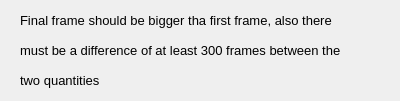
First picture: the form in GUI5_SecondDialog.ui, repository AnaAquiles/Calcium-waves-in-endocrine-cells-analysis, before the edit.
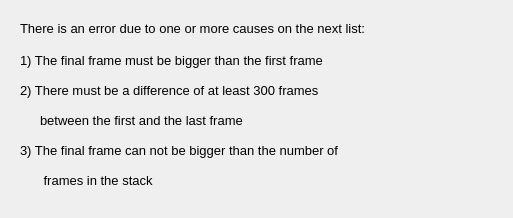
Second picture: the form after the edit.

Commit message: Lista la comunicación entre ventanas

Patch:
```diff
--- a/GUI5_SecondDialog.ui
+++ b/GUI5_SecondDialog.ui
@@ -6,8 +6,8 @@
    <rect>
     <x>0</x>
     <y>0</y>
-    <width>400</width>
-    <height>101</height>
+    <width>513</width>
+    <height>218</height>
    </rect>
   </property>
   <property name="windowTitle">
@@ -17,8 +17,8 @@
    <property name="geometry">
     <rect>
      <x>20</x>
-     <y>0</y>
-     <width>351</width>
+     <y>40</y>
+     <width>421</width>
      <height>41</height>
     </rect>
    </property>
@@ -28,15 +28,15 @@
     </font>
    </property>
    <property name="text">
-    <string>Final frame should be bigger tha first frame, also there</string>
+    <string>1) The final frame must be bigger than the first frame</string>
    </property>
   </widget>
   <widget class="QLabel" name="label_2">
    <property name="geometry">
     <rect>
      <x>20</x>
-     <y>40</y>
-     <width>351</width>
+     <y>80</y>
+     <width>451</width>
      <height>20</height>
     </rect>
    </property>
@@ -46,15 +46,69 @@
     </font>
    </property>
    <property name="text">
-    <string>must be a difference of at least 300 frames between the </string>
+    <string>2) There must be a difference of at least 300 frames</string>
    </property>
   </widget>
   <widget class="QLabel" name="label_3">
    <property name="geometry">
     <rect>
+     <x>40</x>
+     <y>110</y>
+     <width>281</width>
+     <height>21</height>
+    </rect>
+   </property>
+   <property name="font">
+    <font>
+     <pointsize>10</pointsize>
+    </font>
+   </property>
+   <property name="text">
+    <string>between the first and the last frame</string>
+   </property>
+  </widget>
+  <widget class="QLabel" name="label_4">
+   <property name="geometry">
+    <rect>
      <x>20</x>
-     <y>70</y>
-     <width>91</width>
+     <y>20</y>
+     <width>461</width>
+     <height>16</height>
+    </rect>
+   </property>
+   <property name="font">
+    <font>
+     <pointsize>10</pointsize>
+    </font>
+   </property>
+   <property name="text">
+    <string>There is an error due to one or more causes on the next list:</string>
+   </property>
+  </widget>
+  <widget class="QLabel" name="label_5">
+   <property name="geometry">
+    <rect>
+     <x>20</x>
+     <y>140</y>
+     <width>451</width>
+     <height>20</height>
+    </rect>
+   </property>
+   <property name="font">
+    <font>
+     <pointsize>10</pointsize>
+    </font>
+   </property>
+   <property name="text">
+    <string>3) The final frame can not be bigger than the number of</string>
+   </property>
+  </widget>
+  <widget class="QLabel" name="label_6">
+   <property name="geometry">
+    <rect>
+     <x>40</x>
+     <y>170</y>
+     <width>281</width>
      <height>21</height>
     </rect>
    </property>
@@ -64,7 +118,7 @@
     </font>
    </property>
    <property name="text">
-    <string>two quantities</string>
+    <string> frames in the stack</string>
    </property>
   </widget>
  </widget>
```
The commit also changes 1 other file.
